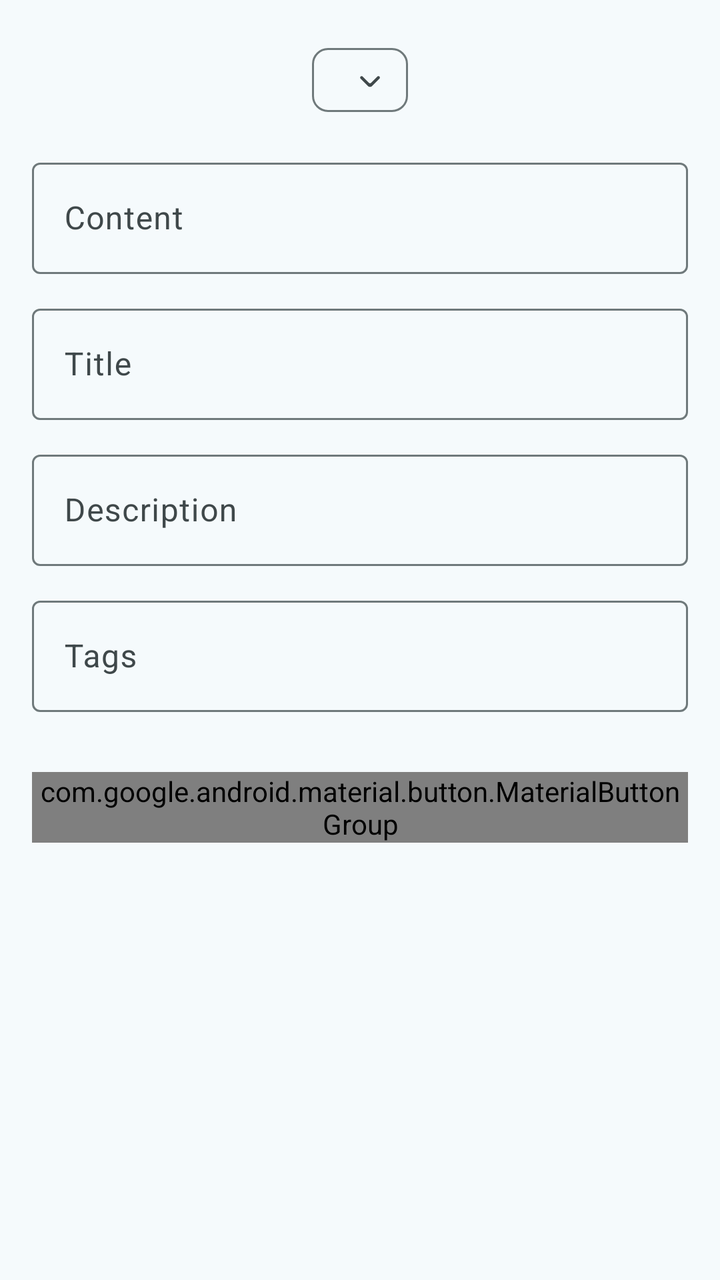
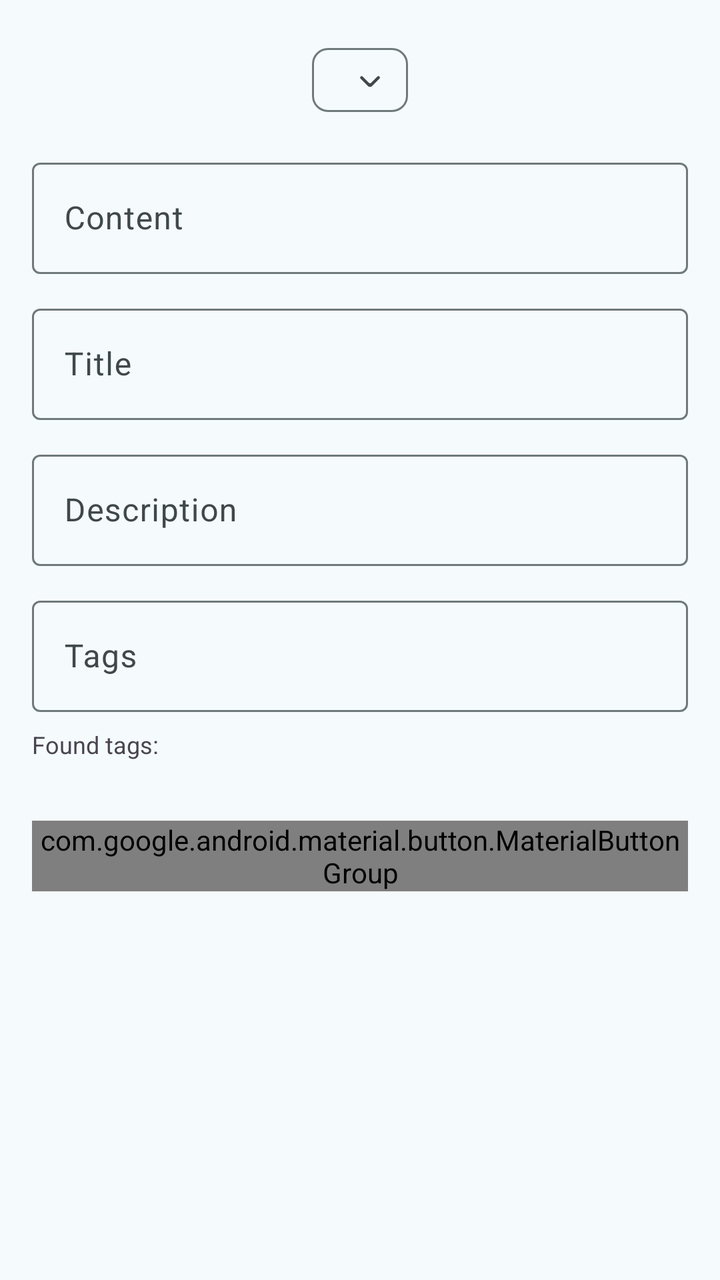

Before-and-after screenshots of an Android layout around one commit, followed by the original layout XML and the change that was made.
<!-- AndroidManifest.xml: application theme AppTheme -->
<!-- res/layout/bottomsheet_create_code.xml -->
<?xml version="1.0" encoding="utf-8"?>
<androidx.core.widget.NestedScrollView xmlns:android="http://schemas.android.com/apk/res/android"
    xmlns:app="http://schemas.android.com/apk/res-auto"
    android:layout_width="match_parent"
    android:layout_height="wrap_content"
    android:padding="16dp"
    android:scrollbars="vertical">

    <LinearLayout
        android:layout_width="match_parent"
        android:layout_height="wrap_content"
        android:orientation="vertical">

        <ImageView
            android:id="@+id/preview"
            android:layout_width="wrap_content"
            android:layout_height="wrap_content"
            android:layout_gravity="center" />


        <com.google.android.material.chip.Chip
            android:id="@+id/chosenFormat"
            app:closeIcon="@drawable/ic_arrow_down"
            app:closeIconEnabled="true"
            style="@style/Widget.Material3.Chip.Suggestion"
            android:layout_width="wrap_content"
            android:layout_height="wrap_content"
            android:layout_gravity="center"
            android:checkable="false" />


        <com.google.android.material.textfield.TextInputLayout
            style="?attr/textInputOutlinedStyle"
            android:layout_width="match_parent"
            android:layout_height="wrap_content"
            android:layout_marginTop="12dp"
            android:hint="@string/content">

            <com.google.android.material.textfield.TextInputEditText
                android:id="@+id/contentEdit"
                android:layout_width="match_parent"
                android:layout_height="match_parent"
                android:imeOptions="actionNext"
                android:inputType="text" />
        </com.google.android.material.textfield.TextInputLayout>


        <com.google.android.material.textfield.TextInputLayout
            style="?attr/textInputOutlinedStyle"
            android:layout_width="match_parent"
            android:layout_height="wrap_content"
            android:layout_marginTop="12dp"
            android:hint="@string/name">

            <com.google.android.material.textfield.TextInputEditText
                android:id="@+id/nameEdit"
                android:layout_width="match_parent"
                android:layout_height="wrap_content"
                android:imeOptions="actionNext"
                android:inputType="text" />
        </com.google.android.material.textfield.TextInputLayout>

        <com.google.android.material.textfield.TextInputLayout
            style="?attr/textInputOutlinedStyle"
            android:layout_width="match_parent"
            android:layout_height="wrap_content"
            android:layout_marginTop="12dp"
            android:hint="@string/description">

            <com.google.android.material.textfield.TextInputEditText
                android:id="@+id/descriptionEdit"
                android:layout_width="match_parent"
                android:layout_height="wrap_content"
                android:imeOptions="actionNext"
                android:inputType="text" />
        </com.google.android.material.textfield.TextInputLayout>

        <com.google.android.material.textfield.TextInputLayout
            style="?attr/textInputOutlinedStyle"
            android:layout_width="match_parent"
            android:layout_height="wrap_content"
            android:layout_marginTop="12dp"
            android:hint="@string/tags">

            <com.google.android.material.textfield.TextInputEditText
                android:id="@+id/tagEdit"
                android:layout_width="match_parent"
                android:layout_height="wrap_content"
                android:imeOptions="actionDone"
                android:inputType="text" />
        </com.google.android.material.textfield.TextInputLayout>

        <com.google.android.material.chip.ChipGroup
            android:id="@+id/tagsGroup"
            android:layout_width="match_parent"
            android:layout_height="wrap_content"
            android:layout_marginTop="4dp" />

        <com.google.android.material.button.MaterialButtonGroup
            style="@style/Widget.Material3.MaterialButtonGroup.Connected"
            android:layout_width="match_parent"
            android:layout_height="wrap_content"
            android:layout_marginVertical="26dp">

            <Button
                android:id="@+id/cancel"
                style="?attr/materialButtonOutlinedStyle"
                android:layout_width="0dp"
                android:layout_height="wrap_content"
                android:layout_weight="1"
                android:text="@string/cancel" />

            <Button
                android:id="@+id/save"
                style="@style/Widget.Material3.Button.TonalButton"
                android:layout_width="0dp"
                android:layout_height="wrap_content"
                android:layout_weight="1"
                android:text="@string/save" />


        </com.google.android.material.button.MaterialButtonGroup>
    </LinearLayout>
</androidx.core.widget.NestedScrollView>
<!-- resources referenced by this layout -->
<resources>
  <!-- drawable ic_arrow_down (drawable) -->
  <vector xmlns:android="http://schemas.android.com/apk/res/android"
      android:width="800dp"
      android:height="800dp"
      android:viewportWidth="24"
      android:viewportHeight="24">
    <path
        android:pathData="M5.707,9.711C5.317,10.101 5.317,10.734 5.707,11.125L10.599,16.012C11.38,16.793 12.646,16.792 13.427,16.012L18.317,11.121C18.708,10.731 18.708,10.098 18.317,9.707C17.927,9.317 17.294,9.317 16.903,9.707L12.718,13.893C12.327,14.283 11.694,14.283 11.303,13.893L7.121,9.711C6.731,9.32 6.098,9.32 5.707,9.711Z"
        android:fillColor="#0F0F0F"/>
  </vector>
  <string name="cancel">Cancel</string>
  <string name="content">Content</string>
  <string name="description">Description</string>
  <string name="name">Title</string>
  <string name="save">Save</string>
  <string name="tags">Tags</string>
  <color name="md_theme_primary">#006875</color>
  <color name="md_theme_onPrimary">#FFFFFF</color>
  <color name="md_theme_primaryContainer">#9EEFFE</color>
  <color name="md_theme_onPrimaryContainer">#001F24</color>
  <color name="md_theme_secondary">#4A6267</color>
  <color name="md_theme_onSecondary">#FFFFFF</color>
  <color name="md_theme_secondaryContainer">#CDE7ED</color>
  <color name="md_theme_onSecondaryContainer">#051F23</color>
  <color name="md_theme_tertiary">#535D7E</color>
  <color name="md_theme_onTertiary">#FFFFFF</color>
  <color name="md_theme_tertiaryContainer">#DAE1FF</color>
  <color name="md_theme_onTertiaryContainer">#0F1A37</color>
  <color name="md_theme_error">#BA1A1A</color>
  <color name="md_theme_onError">#FFFFFF</color>
  <color name="md_theme_errorContainer">#FFDAD6</color>
  <color name="md_theme_onErrorContainer">#410002</color>
  <color name="md_theme_background">#F5FAFC</color>
  <color name="md_theme_onBackground">#171D1E</color>
  <color name="md_theme_surface">#F5FAFC</color>
  <color name="md_theme_onSurface">#171D1E</color>
  <color name="md_theme_surfaceVariant">#DBE4E6</color>
  <color name="md_theme_onSurfaceVariant">#3F484A</color>
  <color name="md_theme_outline">#6F797B</color>
  <color name="md_theme_outlineVariant">#BFC8CA</color>
  <color name="md_theme_inverseSurface">#2B3133</color>
  <color name="md_theme_inverseOnSurface">#ECF2F3</color>
  <color name="md_theme_inversePrimary">#82D3E2</color>
  <color name="md_theme_primaryFixed">#9EEFFE</color>
  <color name="md_theme_onPrimaryFixed">#001F24</color>
  <color name="md_theme_primaryFixedDim">#82D3E2</color>
  <color name="md_theme_onPrimaryFixedVariant">#004F59</color>
  <color name="md_theme_secondaryFixed">#CDE7ED</color>
  <color name="md_theme_onSecondaryFixed">#051F23</color>
  <color name="md_theme_secondaryFixedDim">#B1CBD0</color>
  <color name="md_theme_onSecondaryFixedVariant">#334B4F</color>
  <color name="md_theme_tertiaryFixed">#DAE1FF</color>
  <color name="md_theme_onTertiaryFixed">#0F1A37</color>
  <color name="md_theme_tertiaryFixedDim">#BBC5EA</color>
  <color name="md_theme_onTertiaryFixedVariant">#3B4665</color>
  <color name="md_theme_surfaceDim">#D5DBDC</color>
  <color name="md_theme_surfaceBright">#F5FAFC</color>
  <color name="md_theme_surfaceContainerLowest">#FFFFFF</color>
  <color name="md_theme_surfaceContainerLow">#EFF5F6</color>
  <color name="md_theme_surfaceContainer">#E9EFF0</color>
  <color name="md_theme_surfaceContainerHigh">#E3E9EA</color>
  <color name="md_theme_surfaceContainerHighest">#DEE3E5</color>
  <!-- unchanged entries left out for length: 1 -->
</resources>

<!-- the commit's change to res/layout/bottomsheet_create_code.xml (unified diff, before → after) -->
@@ -20,13 +20,13 @@
 
         <com.google.android.material.chip.Chip
             android:id="@+id/chosenFormat"
-            app:closeIcon="@drawable/ic_arrow_down"
-            app:closeIconEnabled="true"
             style="@style/Widget.Material3.Chip.Suggestion"
             android:layout_width="wrap_content"
             android:layout_height="wrap_content"
             android:layout_gravity="center"
-            android:checkable="false" />
+            android:checkable="false"
+            app:closeIcon="@drawable/ic_arrow_down"
+            app:closeIconEnabled="true" />
 
 
         <com.google.android.material.textfield.TextInputLayout
@@ -96,6 +96,19 @@
             android:layout_height="wrap_content"
             android:layout_marginTop="4dp" />
 
+        <TextView
+            style="@style/LabelMedium"
+            android:layout_width="wrap_content"
+            android:layout_height="wrap_content"
+            android:layout_marginTop="4dp"
+            android:text="@string/found_tags" />
+
+        <com.google.android.material.chip.ChipGroup
+            android:id="@+id/tagsPreview"
+            android:layout_width="match_parent"
+            android:layout_height="wrap_content"
+            android:layout_marginTop="4dp" />
+
         <com.google.android.material.button.MaterialButtonGroup
             style="@style/Widget.Material3.MaterialButtonGroup.Connected"
             android:layout_width="match_parent"
<!-- resource entries referenced after the edit -->
@@ -13,9 +13,17 @@
   <string name="cancel">Cancel</string>
   <string name="content">Content</string>
   <string name="description">Description</string>
+  <string name="found_tags">Found tags:</string>
   <string name="name">Title</string>
   <string name="save">Save</string>
   <string name="tags">Tags</string>
+  <style name="LabelMedium" parent="RobotoMedium">
+  		<item name="android:textSize">12sp</item>
+  		<item name="android:lineHeight">26sp</item>
+  	</style>
+  <style name="RobotoMedium">
+  		<item name="fontFamily">@font/roboto_medium</item>
+  	</style>
   <color name="md_theme_primary">#006875</color>
   <color name="md_theme_onPrimary">#FFFFFF</color>
   <color name="md_theme_primaryContainer">#9EEFFE</color>
